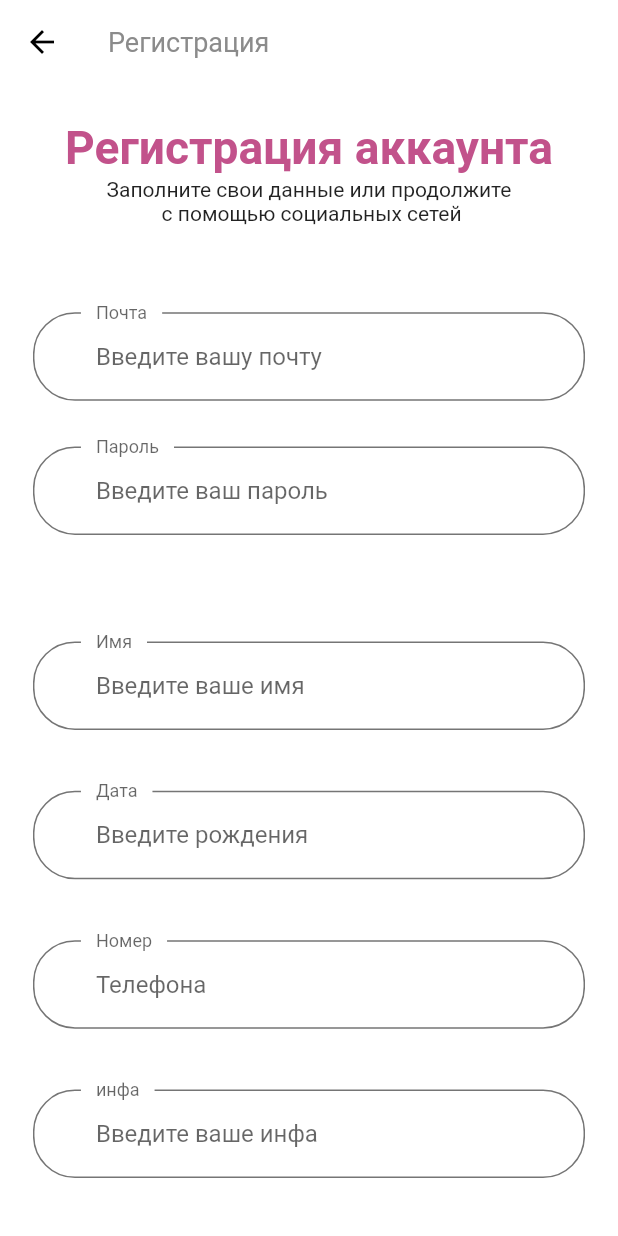
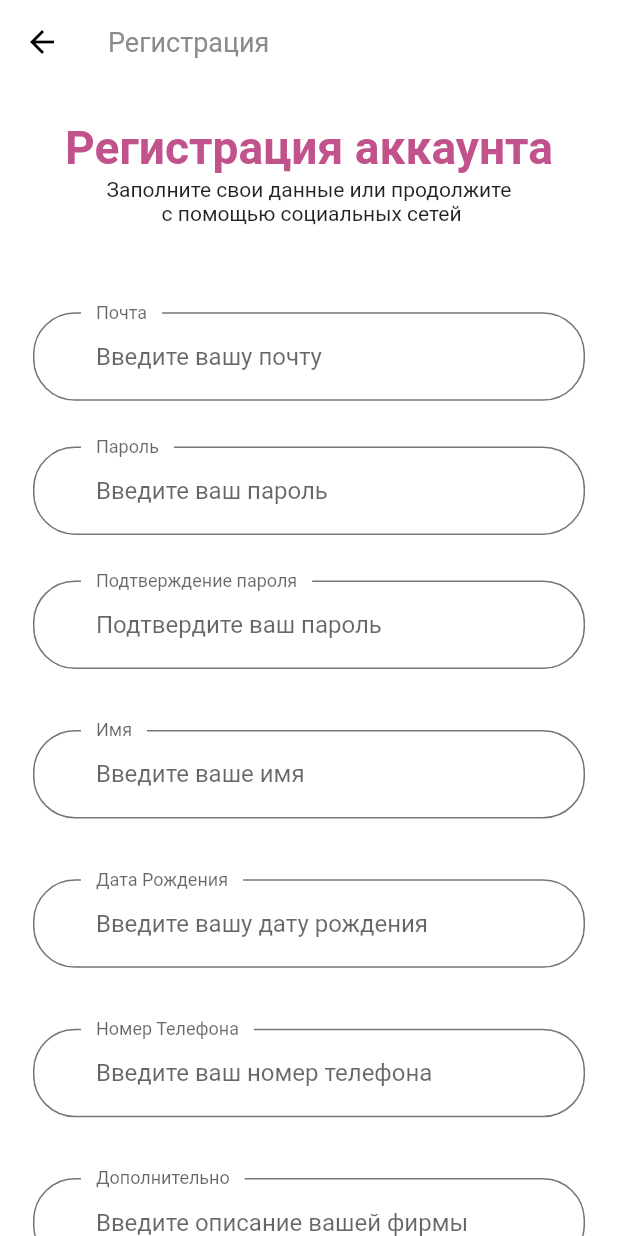
Before and after one commit to MorgueMorg/Flutter-FHome-Inai, a Flutter app: the SignUpScreen screen opened by its route, on a phone screen of 412 x 824 dp. Run offline on Flutter 3.47's test engine with Material 2 defaults, Android fonts, the light colour scheme and no system bars; our stand-ins replace bloc, dio, equatable, flutter_bloc, flutter_svg; Roboto replaces fonts that are missing (Muli).

Commit message:
Fixed sign_up screen :statue_of_liberty:

```diff
--- a/lib/features/screens/sign_up/components/body.dart
+++ b/lib/features/screens/sign_up/components/body.dart
@@ -50,7 +50,8 @@ class Body extends StatelessWidget {
               const Text(
                 "Продолжая, вы подтверждаете, что согласны \n с нашими условиями и положениями.",
                 textAlign: TextAlign.center,
-              )
+              ),
+              SizedBox(height: SizeConfig.screenHeight * 0.07),
             ],
           ),
         ),
--- a/lib/features/screens/sign_up/components/sign_up_form.dart
+++ b/lib/features/screens/sign_up/components/sign_up_form.dart
@@ -29,7 +29,7 @@ class _SignUpFormState extends State<SignUpForm> {
   String? birthday;
   String? phone;
   String? userInfo;
-  // String? confirmPassword;
+  String? confirmPassword;
   final List<String?> errors = [];
 
   final RegistrationService _registrationService = RegistrationService();
@@ -187,34 +187,34 @@ class _SignUpFormState extends State<SignUpForm> {
             ),
           ),
           SizedBox(height: getProportionateScreenHeight(30)),
-          // TextFormField(
-          //   obscureText: true,
-          //   controller: _confirmPasswordController,
-          //   onSaved: (newValue) => confirmPassword = newValue,
-          //   onChanged: (value) {
-          //     if (value.isNotEmpty) {
-          //       removeError(error: "Подтвердите ваш пароль");
-          //     } else if (value.isNotEmpty &&
-          //         value == _passwordController.text) {
-          //       removeError(error: "Пароли не совпадают");
-          //     }
-          //   },
-          //   validator: (value) {
-          //     if (value!.isEmpty) {
-          //       addError(error: "Подтвердите ваш пароль");
-          //       return "";
-          //     } else if (value != _passwordController.text) {
-          //       addError(error: "Пароли не совпадают");
-          //       return "";
-          //     }
-          //     return null;
-          //   },
-          //   decoration: const InputDecoration(
-          //     labelText: "Подтверждение пароля",
-          //     hintText: "Подтвердите ваш пароль",
-          //     floatingLabelBehavior: FloatingLabelBehavior.always,
-          //   ),
-          // ),
+          TextFormField(
+            obscureText: true,
+            controller: _confirmPasswordController,
+            onSaved: (newValue) => confirmPassword = newValue,
+            onChanged: (value) {
+              if (value.isNotEmpty) {
+                removeError(error: "Подтвердите ваш пароль");
+              } else if (value.isNotEmpty &&
+                  value == _passwordController.text) {
+                removeError(error: "Пароли не совпадают");
+              }
+            },
+            validator: (value) {
+              if (value!.isEmpty) {
+                addError(error: "Подтвердите ваш пароль");
+                return "";
+              } else if (value != _passwordController.text) {
+                addError(error: "Пароли не совпадают");
+                return "";
+              }
+              return null;
+            },
+            decoration: const InputDecoration(
+              labelText: "Подтверждение пароля",
+              hintText: "Подтвердите ваш пароль",
+              floatingLabelBehavior: FloatingLabelBehavior.always,
+            ),
+          ),
           SizedBox(height: getProportionateScreenHeight(40)),
           TextFormField(
             keyboardType: TextInputType.text,
@@ -226,7 +226,7 @@ class _SignUpFormState extends State<SignUpForm> {
             },
             validator: (value) {
               if (value!.isEmpty) {
-                addError(error: "Введите ваше имя");
+                addError(error: "Введите ваше полное имя");
                 return "";
               }
               return null;
@@ -248,14 +248,14 @@ class _SignUpFormState extends State<SignUpForm> {
             },
             validator: (value) {
               if (value!.isEmpty) {
-                addError(error: "Введите ваше рождение");
+                addError(error: "Введите вашу дату рождения");
                 return "";
               }
               return null;
             },
             decoration: const InputDecoration(
-              labelText: "Дата",
-              hintText: "Введите рождения",
+              labelText: "Дата Рождения",
+              hintText: "Введите вашу дату рождения",
               floatingLabelBehavior: FloatingLabelBehavior.always,
             ),
           ),
@@ -270,14 +270,14 @@ class _SignUpFormState extends State<SignUpForm> {
             },
             validator: (value) {
               if (value!.isEmpty) {
-                addError(error: "Введите ваше номер");
+                addError(error: "Номер телефона не может быть пустым");
                 return "";
               }
               return null;
             },
             decoration: const InputDecoration(
-              labelText: "Номер",
-              hintText: "Телефона",
+              labelText: "Номер Телефона",
+              hintText: "Введите ваш номер телефона",
               floatingLabelBehavior: FloatingLabelBehavior.always,
             ),
           ),
@@ -287,19 +287,19 @@ class _SignUpFormState extends State<SignUpForm> {
             onSaved: (newValue) => userInfo = newValue,
             onChanged: (value) {
               if (value.isNotEmpty) {
-                removeError(error: "Введите инфу");
+                removeError(error: "Введите корректное описание вашей фирмы");
               }
             },
             validator: (value) {
               if (value!.isEmpty) {
-                addError(error: "Введите ваше инфу");
+                addError(error: "Описание не может быть пустым");
                 return "";
               }
               return null;
             },
             decoration: const InputDecoration(
-              labelText: "инфа",
-              hintText: "Введите ваше инфа",
+              labelText: "Дополнительно",
+              hintText: "Введите описание вашей фирмы",
               floatingLabelBehavior: FloatingLabelBehavior.always,
             ),
           ),
```
